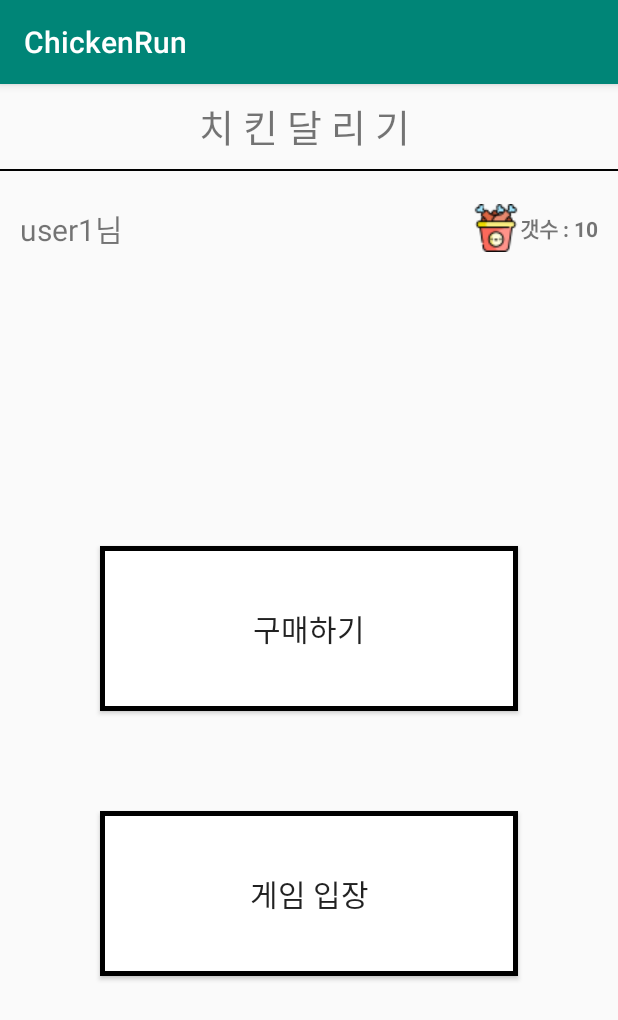
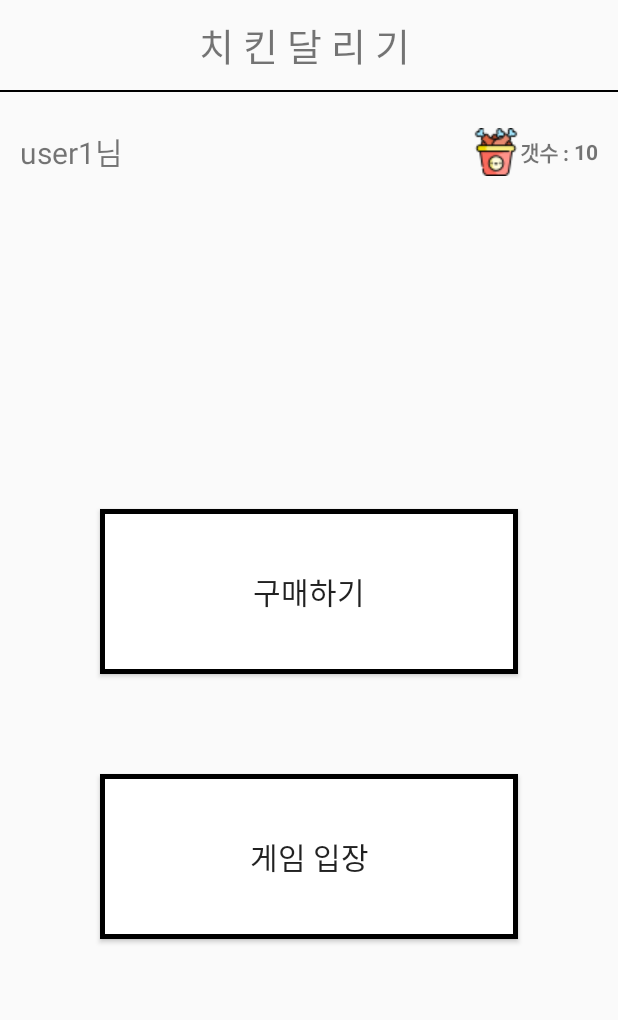
Before and after one commit to Safe-homecoming/ChickenRun, an Android app: the screen it shows after launch (MainMenu), on a phone screen of 412 x 824 dp. Shown: the top 1020 px of the screen. Run offline under Robolectric (Android 15) with nearby library versions, the phone set to English and light mode, and no system bars.

Commit message:
메인 메뉴 다이얼로그 추가중 ,   noactionbar 로 전체 레이아웃 바꿈

```diff
--- a/app/src/main/java/com/example/chickenrun/BuyChicken.java
+++ b/app/src/main/java/com/example/chickenrun/BuyChicken.java
@@ -11,6 +11,7 @@ import android.widget.TextView;
 import java.text.DecimalFormat;
 
 public class BuyChicken extends AppCompatActivity {
+
 
     int mchichenqty  =1;
     //금액 콤마 찍기
@@ -27,6 +28,7 @@ public class BuyChicken extends AppCompatActivity {
 
         pricetotla.setText("17,000 원");
         ChQty.setText(mchichenqty); // 기본 수량
+
 
 
 
--- a/app/src/main/res/values/styles.xml
+++ b/app/src/main/res/values/styles.xml
@@ -1,7 +1,7 @@
 <resources>
 
     <!-- Base application theme. -->
-    <style name="AppTheme" parent="Theme.AppCompat.Light.DarkActionBar">
+    <style name="AppTheme" parent="Theme.AppCompat.Light.NoActionBar">
         <!-- Customize your theme here. -->
         <item name="colorPrimary">@color/colorPrimary</item>
         <item name="colorPrimaryDark">@color/colorPrimaryDark</item>
```
Also changed, not shown: app/src/main/java/com/example/chickenrun/MainActivity.java (+18 -0 lines).
